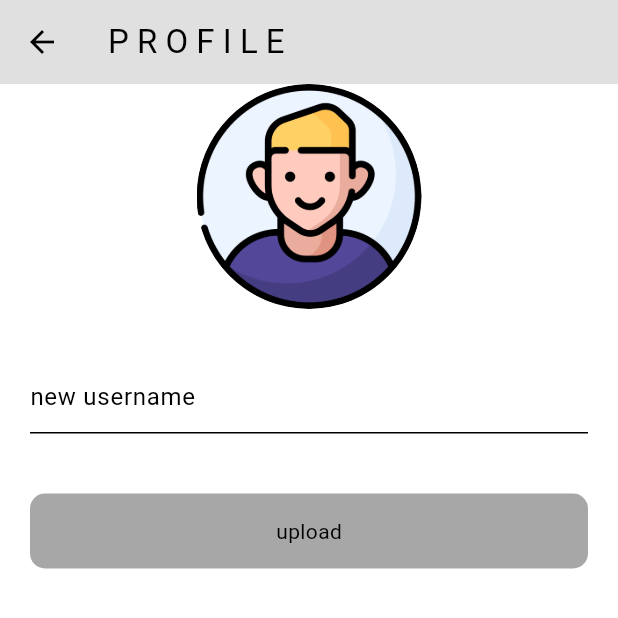
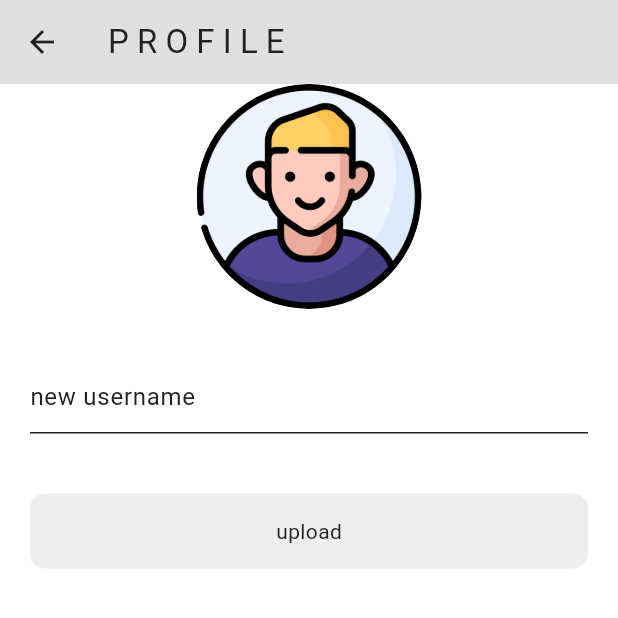
Before and after one commit to Meetpraja/flutter_chat-_app, a Flutter app: the screen it shows once a user with an empty profile is signed in, in the side drawer, after a tap on "P R O F I L E", on a phone screen of 412 x 824 dp, the top half of it. Run offline on Flutter 3.47's test engine with Material 3 defaults, Android fonts, the phone set to English and light mode, and no system bars; our stand-ins replace cloud_firestore, firebase_auth, firebase_core, flutter_slidable, image_picker; accounts and stored records are empty; statements that could not run were skipped.

Commit message:
adding snapshots

```diff
--- a/lib/components/textfield.dart
+++ b/lib/components/textfield.dart
@@ -20,10 +20,13 @@ class TextFields extends StatelessWidget{
     return TextFormField(
       obscureText: obstxt,
       controller: controllers,
+
       style: TextStyle(color: Theme.of(context).colorScheme.inversePrimary),
       decoration: InputDecoration(
-          fillColor: Theme.of(context).colorScheme.inversePrimary,
-          border: const OutlineInputBorder(
+        enabledBorder: OutlineInputBorder(
+          borderSide: BorderSide(color: Theme.of(context).colorScheme.inversePrimary)
+        ),
+          border:  const OutlineInputBorder(
             borderRadius: BorderRadius.all(Radius.circular(5)),
           ),
           focusedBorder:OutlineInputBorder(
--- a/lib/screens/chat_screen.dart
+++ b/lib/screens/chat_screen.dart
@@ -123,6 +123,10 @@ class _ChatPageState extends State<ChatPage> {
                       color: Theme.of(context).colorScheme.inversePrimary),
                   controller: _messageController,
                   decoration: InputDecoration(
+                    enabledBorder: OutlineInputBorder(
+                      borderRadius: const BorderRadius.all(Radius.circular(15)),
+                      borderSide: BorderSide(color: Theme.of(context).colorScheme.inversePrimary),
+                    ),
                     border: OutlineInputBorder(
                       borderSide: BorderSide(
                           color: Theme.of(context).colorScheme.inversePrimary),
--- a/lib/screens/login_screen.dart
+++ b/lib/screens/login_screen.dart
@@ -66,7 +66,7 @@ class _LoginScreenState extends State<LoginScreen> {
                         obstxt: false,
                         controllers: _emailcontroller,
                         text: 'e-mail',
-                        icon: const Icon(Icons.email),
+                        icon: Icon(Icons.email,color: Theme.of(context).colorScheme.inversePrimary),
                         errortext: 'emailrequired',
                       ),
                       const SizedBox(height: 20,),
@@ -74,7 +74,7 @@ class _LoginScreenState extends State<LoginScreen> {
                         obstxt: true,
                         controllers: _passwordcontroller,
                         text: 'password',
-                        icon: const Icon(Icons.password),
+                        icon: Icon(Icons.password,color: Theme.of(context).colorScheme.inversePrimary),
                         errortext: 'password required',
                       ),
                     ],
--- a/lib/screens/profile_screen.dart
+++ b/lib/screens/profile_screen.dart
@@ -39,8 +39,9 @@ class _ProfileScreenState extends State<ProfileScreen> {
   Widget build(BuildContext context) {
     return Scaffold(
       appBar: AppBar(
+        foregroundColor: Theme.of(context).colorScheme.inversePrimary,
         backgroundColor: Theme.of(context).colorScheme.background,
-        title: const Text('P R O F I L E') ,
+        title: Text('P R O F I L E') ,
       ),
       body: SingleChildScrollView(
         child: Center(
@@ -70,9 +71,15 @@ class _ProfileScreenState extends State<ProfileScreen> {
                 padding: const EdgeInsets.only(left: 20,right: 20,top: 10),
                 child: TextField(
                   controller: _usernameController,
-                    decoration: const InputDecoration(
-                  focusColor: Colors.black,
+                    decoration: InputDecoration(
+                      enabledBorder: UnderlineInputBorder(
+                        borderSide: BorderSide(color: Theme.of(context).colorScheme.inversePrimary)
+                      ),
+                  focusedBorder: UnderlineInputBorder(
+                      borderSide: BorderSide(color: Theme.of(context).colorScheme.inversePrimary)
+                  ),
                  hintText: 'new username',
+                   hintStyle: TextStyle(color: Theme.of(context).colorScheme.inversePrimary)
                   // prefixText: 'username',
                 )),
               ),
@@ -83,14 +90,14 @@ class _ProfileScreenState extends State<ProfileScreen> {
                   onTap: updateUsername,
                   child: Container(
                     height: 50,
-                    decoration: const BoxDecoration(
+                    decoration: BoxDecoration(
                         borderRadius: BorderRadius.all(Radius.circular(10)),
-                        color: Color.fromRGBO(168, 167, 167, 1.0)
+                        color: Theme.of(context).colorScheme.secondary,
                     ),
-                    child: const Center(
+                    child: Center(
                       child: Text('upload' ,
                         style: TextStyle(
-                            color: Colors.black
+                            color: Theme.of(context).colorScheme.inversePrimary
                         ),), ),
                   ),
                 ),
--- a/lib/screens/signup_screen.dart
+++ b/lib/screens/signup_screen.dart
@@ -91,7 +91,7 @@ class _SignupScreenState extends State<SignupScreen> {
                         obstxt: false,
                         controllers: _userNamecontroller,
                         text: 'username',
-                        icon: const Icon(Icons.email),
+                        icon: Icon(Icons.supervised_user_circle_rounded,color: Theme.of(context).colorScheme.inversePrimary),
                         errortext: 'usernamerequired',
                       ),
                       const SizedBox(
@@ -101,7 +101,7 @@ class _SignupScreenState extends State<SignupScreen> {
                         obstxt: false,
                         controllers: _emailcontroller,
                         text: 'e-mail',
-                        icon: const Icon(Icons.email),
+                        icon: Icon(Icons.email,color: Theme.of(context).colorScheme.inversePrimary),
                         errortext: 'emailrequired',
                       ),
                       const SizedBox(
@@ -111,7 +111,7 @@ class _SignupScreenState extends State<SignupScreen> {
                         obstxt: true,
                         controllers: _passwordcontroller,
                         text: 'password',
-                        icon: const Icon(Icons.password),
+                        icon: Icon(Icons.password,color: Theme.of(context).colorScheme.inversePrimary),
                         errortext: 'password required',
                       ),
                       const SizedBox(
@@ -121,7 +121,7 @@ class _SignupScreenState extends State<SignupScreen> {
                         obstxt: true,
                         controllers: _confirmpasscontroller,
                         text: 'confirm password',
-                        icon: const Icon(Icons.password),
+                        icon: Icon(Icons.password,color: Theme.of(context).colorScheme.inversePrimary),
                         errortext: 'please confirm password',
                       ),
                     ],
```
Also changed, not shown: github_SS/1.png (added), github_SS/10.png (added), github_SS/11.png (added), github_SS/12.png (added), github_SS/13.png (added), github_SS/14.png (added), github_SS/2.png (added), github_SS/3.png (added), github_SS/4.png (added), github_SS/5.png (added), github_SS/6.png (added), github_SS/7.png (added), github_SS/8.png (added), github_SS/9.png (added).
